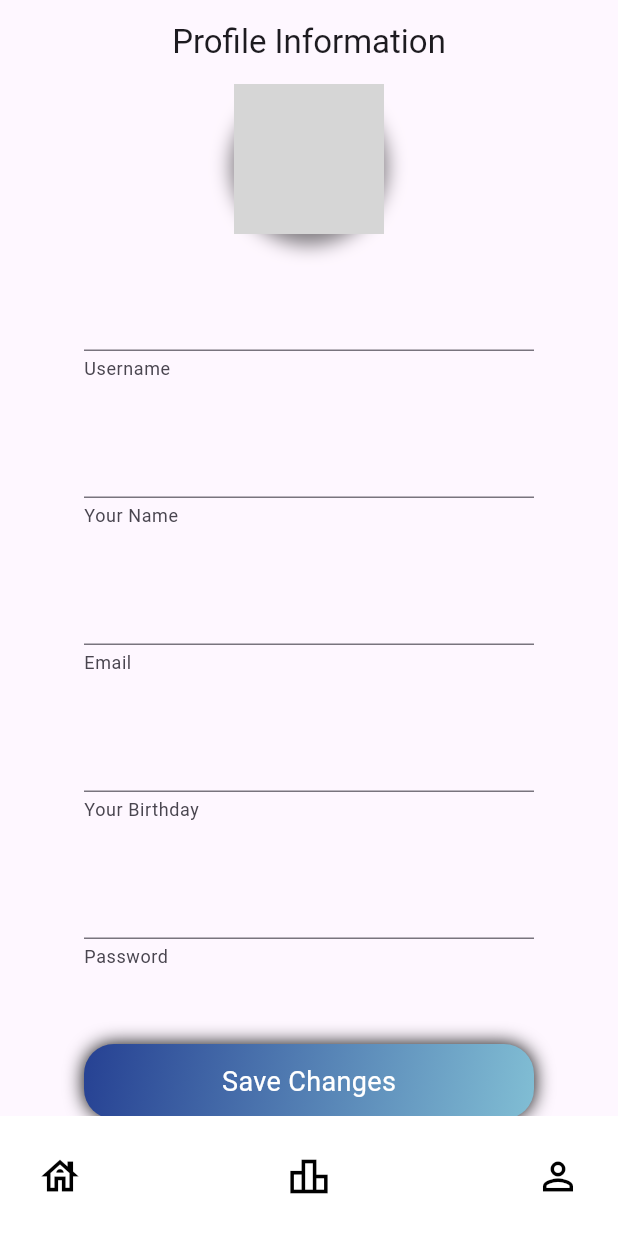
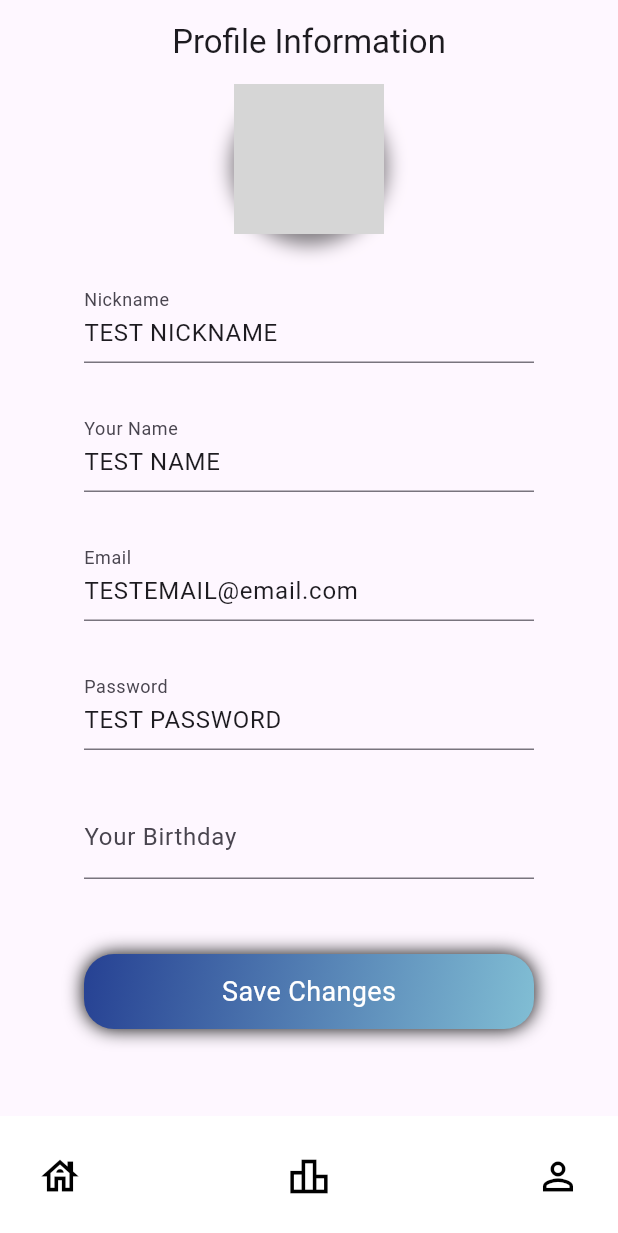
Before and after one commit to ronfrancisco24/Pennywise_Savings-Tracker, a Flutter app: the screen it shows once a user with an empty profile is signed in, item 3 of the bottom bar chosen, after a tap on "Profile Information", on a phone screen of 412 x 824 dp. Shown: the top 1233 px of the screen. Run offline on Flutter 3.47's test engine with Material 3 defaults, Android fonts, the phone set to English and light mode, and no system bars; our stand-ins replace cloud_firestore, firebase_auth, firebase_core, firebase_storage, image_cropper, image_picker; accounts and stored records are empty; network calls fail; Roboto replaces fonts that are missing (FontsFree); grey boxes are pictures that could not be loaded.

Commit message:
Updated Personal Information
Changed HelpText to LabelText, added the ability to add placeholder information on the profile information, would update it to display the firebase data instead.

```diff
--- a/lib/screens/personal_information.dart
+++ b/lib/screens/personal_information.dart
@@ -6,9 +6,40 @@ void main(){
   runApp(PersonalInfoPage());
 }
 
-class PersonalInfoPage extends StatelessWidget {
+class PersonalInfoPage extends StatefulWidget {
   @override
-  Widget build(BuildContext context) {
+  _PersonalInfoPageState createState() => _PersonalInfoPageState();
+}
+
+class _PersonalInfoPageState extends State <PersonalInfoPage>{
+  // Create a TextEditingController
+  TextEditingController _nicknameController = TextEditingController();
+  TextEditingController _nameController = TextEditingController();
+  TextEditingController _emailController = TextEditingController();
+  TextEditingController _passwordController = TextEditingController();
+
+
+  @override
+  void initState(){
+    super.initState();
+    //Set default username for debugging
+    _nicknameController.text = "TEST NICKNAME";
+    _nameController.text = "TEST NAME";
+    _emailController.text = "TESTEMAIL@email.com";
+    _passwordController.text = "TEST PASSWORD";
+
+  }
+  @override
+  void dispose(){
+    //Clean up the controller when widget is disposed.
+    _nicknameController.dispose();
+    _nameController.dispose();
+    _emailController.dispose();
+    _passwordController.dispose();
+    super.dispose();
+  }
+  @override
+  Widget build(BuildContext context){
     return MaterialApp(
         debugShowCheckedModeBanner: false,
         home: Scaffold(
@@ -41,11 +72,14 @@ class PersonalInfoPage extends StatelessWidget {
                           width: 300,
                           child: TextField(
                             // Username field
+                            controller: _nicknameController, //Setting the controller
                             decoration: InputDecoration(
+                              labelText: 'Nickname',
+                              hintText: 'Enter Your Nickname',
                               border:UnderlineInputBorder(
                                 borderSide: BorderSide(width: 5),
                               ),
-                          helperText: 'Username',
+
                             ),
                           ),
                         ),
@@ -53,12 +87,14 @@ class PersonalInfoPage extends StatelessWidget {
                           margin: EdgeInsets.only(top: 30),
                           width: 300,
                           child: TextField(
-                        // Username field
+                            // Name field
+                            controller: _nameController,
                             decoration: InputDecoration(
+                              labelText: 'Your Name',
+                              hintText: 'Enter Your Name',
                               border:UnderlineInputBorder(
                                 borderSide: BorderSide(width: 5),
                               ),
-                          helperText: 'Your Name',
                             ),
                           ),
                         ),
@@ -66,12 +102,14 @@ class PersonalInfoPage extends StatelessWidget {
                           margin: EdgeInsets.only(top: 30),
                           width: 300,
                           child: TextField(
-                        // Username field
+                            // Email field
+                            controller: _emailController,
                             decoration: InputDecoration(
+                              labelText: 'Email',
+                              hintText: 'Enter your email',
                               border:UnderlineInputBorder(
                                 borderSide: BorderSide(width: 5),
                               ),
-                          helperText: 'Email',
                             ),
                           ),
                         ),
@@ -79,12 +117,14 @@ class PersonalInfoPage extends StatelessWidget {
                           margin: EdgeInsets.only(top: 30),
                           width: 300,
                           child: TextField(
-                        // Username field
+                            // Password field
+                            controller: _passwordController,
                             decoration: InputDecoration(
+                              labelText: 'Password',
+                              hintText: 'Enter your Password',
                               border:UnderlineInputBorder(
                                 borderSide: BorderSide(width: 5),
                               ),
-                          helperText: 'Your Birthday',
                             ),
                           ),
                         ),
@@ -92,12 +132,13 @@ class PersonalInfoPage extends StatelessWidget {
                           margin: EdgeInsets.only(top: 30),
                           width: 300,
                           child: TextField(
-                        // Username field
+                            // Birthday field
                             decoration: InputDecoration(
+                              labelText: 'Your Birthday',
+                              hintText: 'Enter Your Birthday',
                               border:UnderlineInputBorder(
                                 borderSide: BorderSide(width: 5),
                               ),
-                          helperText: 'Password',
                             ),
                           ),
                         ),
```
Lines whose indentation alone changed are shown as unchanged.
